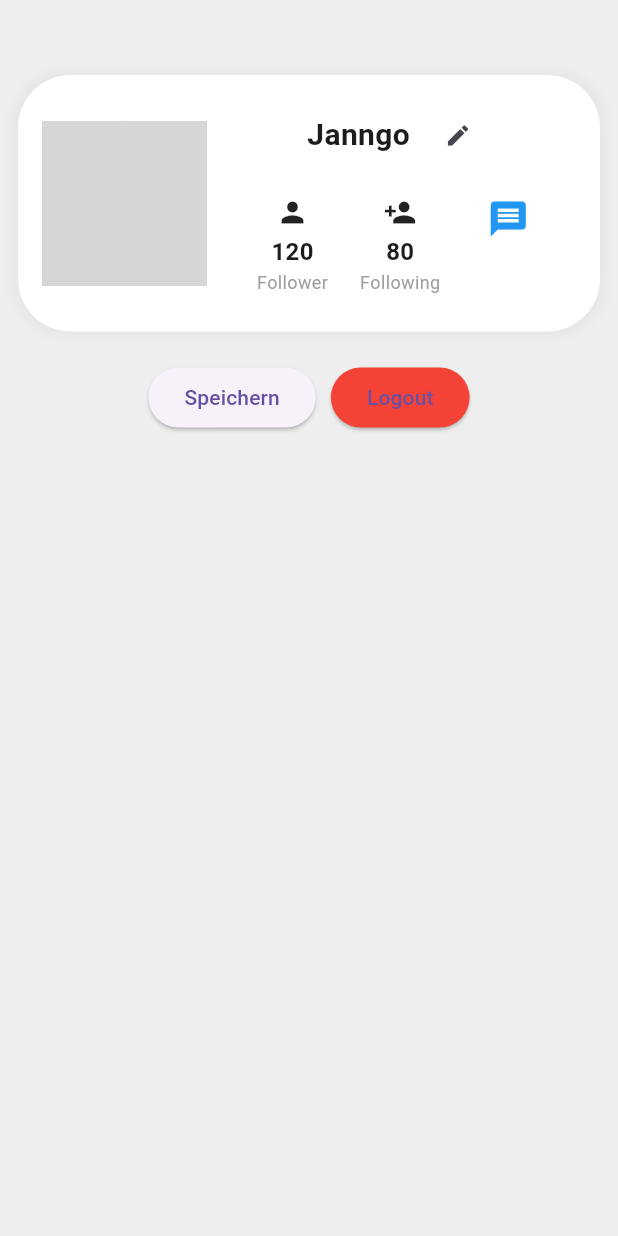
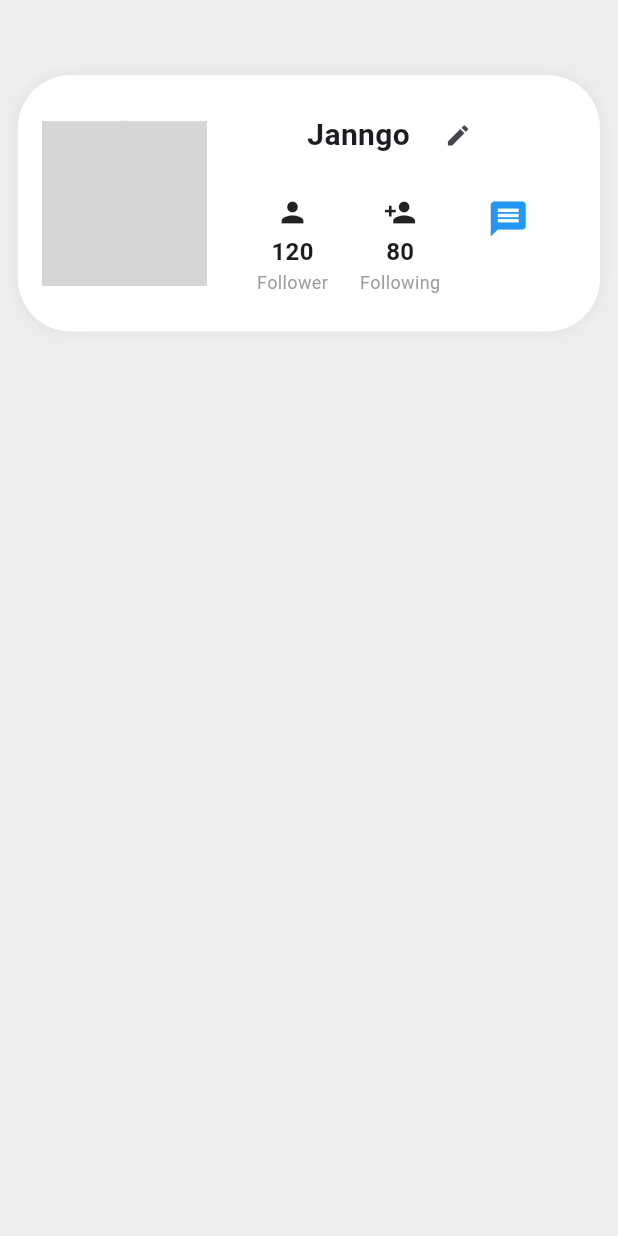
Before and after one commit to TheRealJonel/Seed_Together, a Flutter app: the ProfileScreen screen opened directly, on a phone screen of 412 x 824 dp. Run offline on Flutter 3.47's test engine with Material 3 defaults, Android fonts, the phone set to English and light mode, and no system bars; our stand-ins replace image_picker, supabase_flutter; accounts and stored records are empty; network calls fail; grey boxes are pictures that could not be loaded.

Commit message:
27.02.-16:46Uhr

```diff
--- a/lib/features/profile/presentation/profile_screen.dart
+++ b/lib/features/profile/presentation/profile_screen.dart
@@ -1,7 +1,6 @@
 import 'package:flutter/material.dart';
 import 'package:seed_together/features/profile/presentation/profile_widget.dart';
 import 'package:seed_together/models/user_model.dart';
-import 'package:seed_together/features/profile/presentation/login_screen.dart';
 import 'package:supabase_flutter/supabase_flutter.dart';
 
 /// **ProfileScreen** - Hauptbildschirm für das Benutzerprofil
@@ -10,10 +9,7 @@ class ProfileScreen extends StatelessWidget {
 
   void _logout(BuildContext context) async {
     await Supabase.instance.client.auth.signOut();
-    Navigator.pushReplacement(
-      context,
-      MaterialPageRoute(builder: (context) => LoginScreen()),
-    );
+    Navigator.pushReplacementNamed(context, '/login');
   }
 
   @override
@@ -39,26 +35,6 @@ class ProfileScreen extends StatelessWidget {
               debugPrint("Nachricht senden");
             },
           ),
-          SizedBox(height: 20),
-          Row(
-            mainAxisAlignment: MainAxisAlignment.center,
-            children: [
-              ElevatedButton(
-                onPressed: () {
-                  debugPrint("Speichern gedrückt");
-                },
-                child: Text("Speichern"),
-              ),
-              SizedBox(width: 10), // Abstand zwischen den Buttons
-              ElevatedButton(
-                onPressed: () => _logout(context),
-                style: ElevatedButton.styleFrom(
-                  backgroundColor: Colors.red, // Roter Logout-Button
-                ),
-                child: Text("Logout"),
-              ),
-            ],
-          ),
         ],
       ),
     );
```
